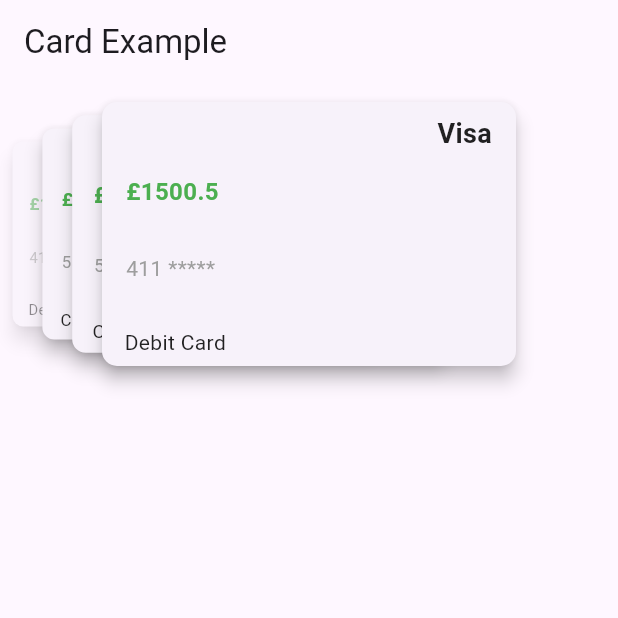
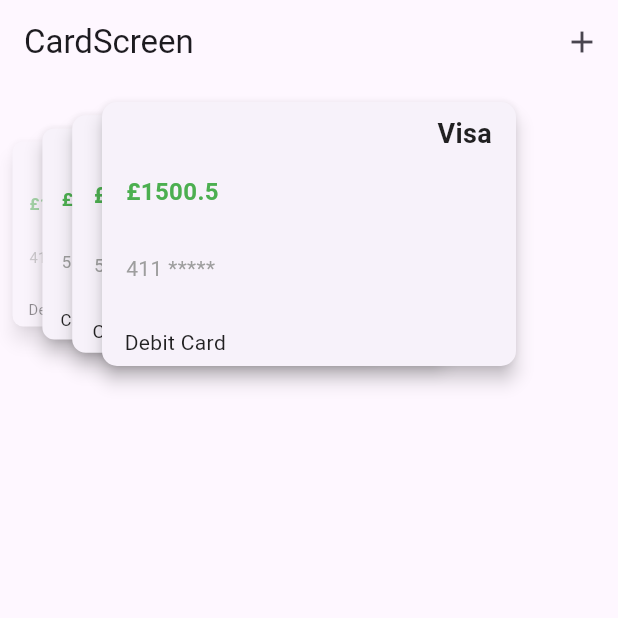
Before and after one commit to maiorano16/banking_app, a Flutter app: the screen it shows after launch, on a phone screen of 412 x 824 dp, the top half of it. Run offline on Flutter 3.47's test engine with Material 3 defaults, Android fonts, the phone set to English and light mode, and no system bars; drawn by our look-alikes of card_swiper.

Commit message:
Add iconButton to card screen appBar

```diff
--- a/banking_app_1/lib/cardScreen.dart
+++ b/banking_app_1/lib/cardScreen.dart
@@ -14,7 +14,15 @@ class _CardScreenState extends State<CardScreen> {
   Widget build(BuildContext context) {
     return Scaffold(
       appBar: AppBar(
-        title: const Text('Card Example'),
+        title: const Text('CardScreen'),
+        actions: [
+          IconButton(
+            icon: const Icon(Icons.add),
+            onPressed: () {
+              print('IconButton cliccato');
+            },
+          ),
+        ],
       ),
       body: FutureBuilder<List<Carta>>(
         future: loadCarteFromJson(),
```
